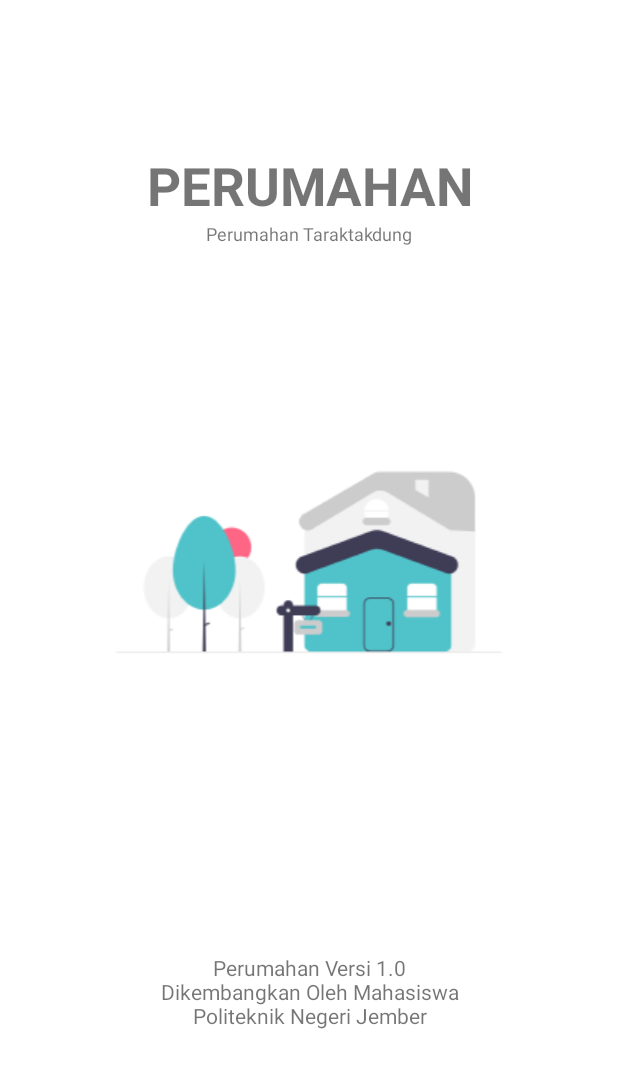
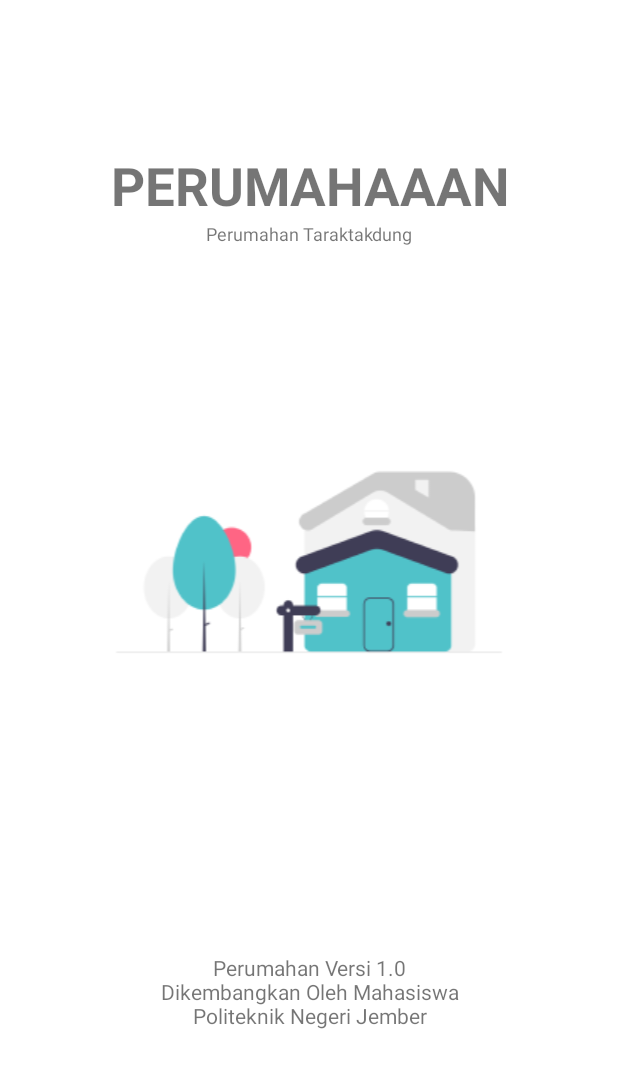
Before and after one commit to khrisnandika/PerumahanMobile, an Android app: the layout activity_informasi.xml on its own in the app's theme, with its tools: preview values and no code run, on a phone screen of 412 x 824 dp. Shown: the top 1068 px of the screen. Run offline under Robolectric (Android 15) with nearby library versions, the phone set to English and light mode, and no system bars.

Commit message:
Update infromasi.xml

```diff
--- a/app/src/main/res/layout/activity_informasi.xml
+++ b/app/src/main/res/layout/activity_informasi.xml
@@ -8,7 +8,7 @@
         android:layout_marginTop="100dp"
         android:layout_width="match_parent"
         android:layout_height="wrap_content"
-        android:text="PERUMAHAN"
+        android:text="PERUMAHAAAN"
         android:textSize="35sp"
         android:textStyle="bold"
         android:gravity="center_horizontal"
```
